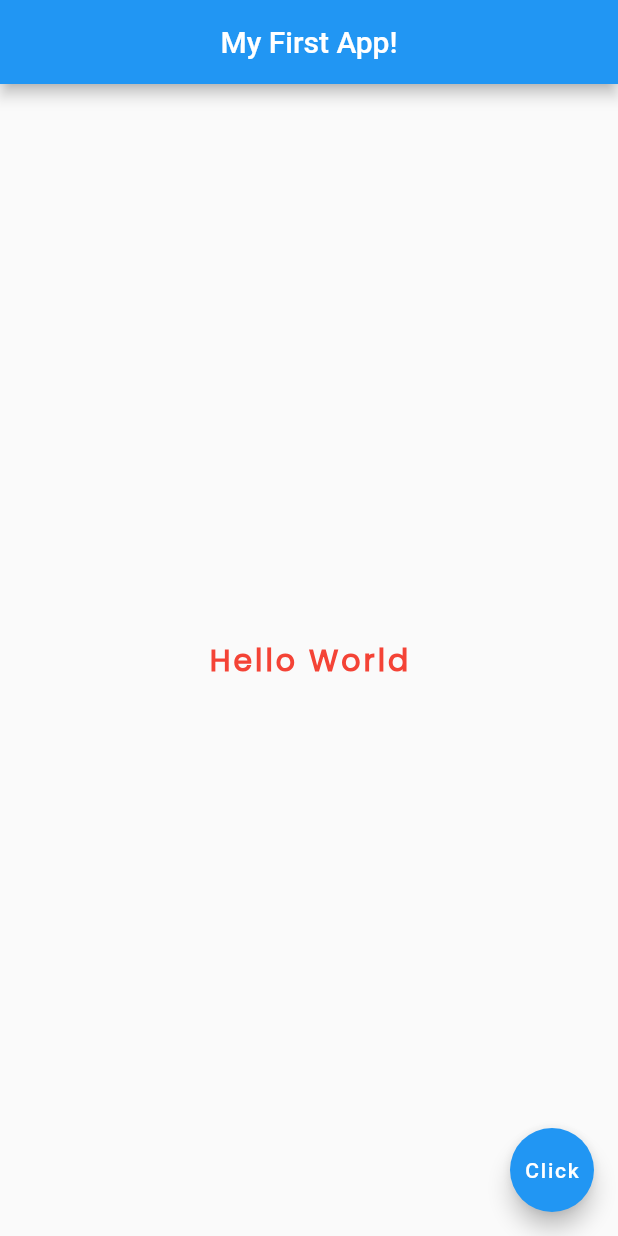
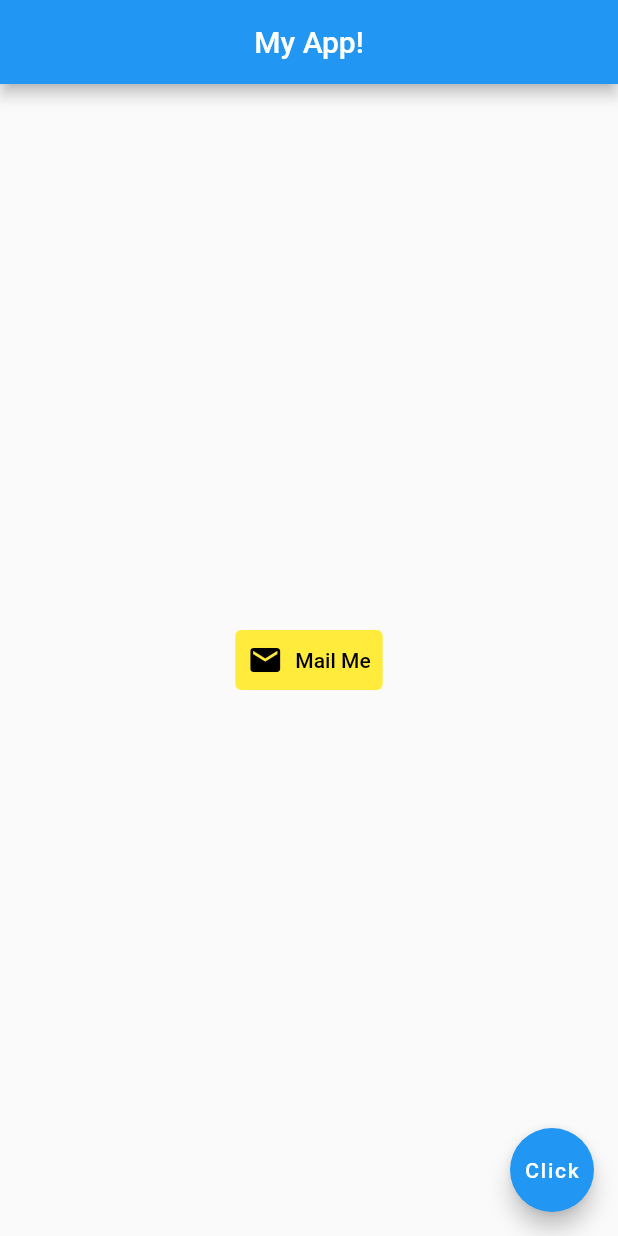
Before and after one commit to Abdullah-Jehani/flutterBasics, a Flutter app: the screen it shows after launch, on a phone screen of 412 x 824 dp. Run offline on Flutter 3.47's test engine with Material 2 defaults, Android fonts, the phone set to English and light mode, and no system bars.

Commit message:
seconde-commit

```diff
--- a/lib/main.dart
+++ b/lib/main.dart
@@ -2,15 +2,6 @@ import 'package:flutter/material.dart';
 
 void main() {
   runApp(const MyApp());
-}
-
-class Home extends StatelessWidget {
-  const Home({super.key});
-
-  @override
-  Widget build(BuildContext context) {
-    return const Placeholder();
-  }
 }
 
 class MyApp extends StatelessWidget {
@@ -21,18 +12,38 @@ class MyApp extends StatelessWidget {
     return MaterialApp(
       home: Scaffold(
         appBar: AppBar(
-          title: const Text('My First App!'),
+          title: const Text('My App!'),
           centerTitle: true,
         ),
-        body: const Center(
-          child: Text(
-            'Hello World',
-            style: TextStyle(
-              fontSize: 20.0,
-              fontWeight: FontWeight.bold,
-              letterSpacing: 2.0,
-              fontFamily: 'poppins',
-              color: Colors.red,
+        body: Center(
+          // child: Text(
+          //   'Hello World',
+          //   style: TextStyle(
+          //     fontSize: 20.0,
+          //     fontWeight: FontWeight.bold,
+          //     letterSpacing: 2.0,
+          //     fontFamily: 'poppins',
+          //     color: Colors.red,
+          //   ),
+          // ),
+          // child: Image.asset('assets/download (1).jpg'),
+          // child: Icon(
+          //   Icons.youtube_searched_for_outlined,
+          //   color: Colors.red,
+          //   size: 30 ,
+          // ),
+          child: TextButton.icon(
+            style: const ButtonStyle(
+              backgroundColor: MaterialStatePropertyAll<Color>(Colors.yellow),
+            ),
+            onPressed: () {},
+            label: const Text(
+              'Mail Me',
+              style: TextStyle(color: Colors.black),
+            ),
+            icon: const Icon(
+              Icons.mail,
+              color: Colors.black,
             ),
           ),
         ),
--- a/pubspec.yaml
+++ b/pubspec.yaml
@@ -59,9 +59,8 @@ flutter:
   uses-material-design: true
 
   # To add assets to your application, add an assets section, like this:
-  # assets:
-  #   - images/a_dot_burr.jpeg
-  #   - images/a_dot_ham.jpeg
+  assets:
+    - assets/
 
   # An image asset can refer to one or more resolution-specific "variants", see
   # https://flutter.dev/assets-and-images/#resolution-aware
```
Also changed, not shown: assets/download (1).jpg (added), assets/game-of-thrones-season-7-jon-snow-eye.webp (added).
